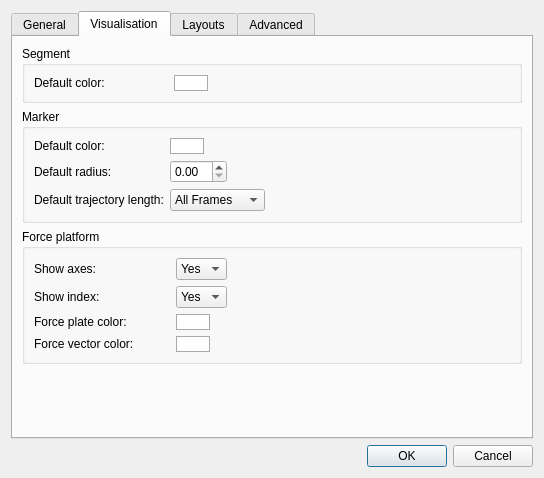
Qt form Tools/Mokka/Preferences.ui (Biomechanical-ToolKit/BTKCore) before a commit.
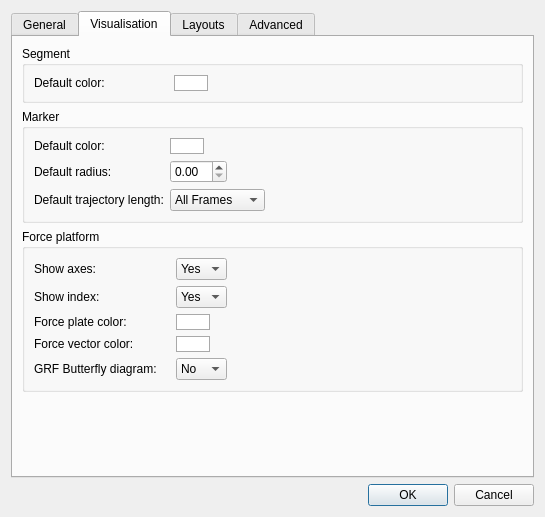
The same form after that commit. The open tabs and pages were chosen to show the change. Custom widgets are drawn as their Qt base class.

Commit message: [UPD] Mokka: New actions and default preference/option to display ground reaction forces butterfly diagram in 3D view.

```diff
--- a/Tools/Mokka/Preferences.ui
+++ b/Tools/Mokka/Preferences.ui
@@ -6,8 +6,8 @@
    <rect>
     <x>0</x>
     <y>0</y>
-    <width>544</width>
-    <height>478</height>
+    <width>545</width>
+    <height>517</height>
    </rect>
   </property>
   <property name="windowTitle">
@@ -425,6 +425,33 @@
             </property>
            </widget>
           </item>
+          <item row="4" column="0">
+           <widget class="QLabel" name="defaultGRFButterflyActivationLabel">
+            <property name="toolTip">
+             <string>Display ground reaction forces (GRF) butterfly diagram</string>
+            </property>
+            <property name="text">
+             <string>GRF Butterfly diagram:</string>
+            </property>
+           </widget>
+          </item>
+          <item row="4" column="1">
+           <widget class="QComboBox" name="defaultGRFButterflyActivationComboBox">
+            <property name="currentIndex">
+             <number>1</number>
+            </property>
+            <item>
+             <property name="text">
+              <string>Yes</string>
+             </property>
+            </item>
+            <item>
+             <property name="text">
+              <string>No</string>
+             </property>
+            </item>
+           </widget>
+          </item>
          </layout>
         </widget>
        </item>
```
Left out of the diff: 2 changed lines with no effect on the pictures. The commit also changes 9 other files.
